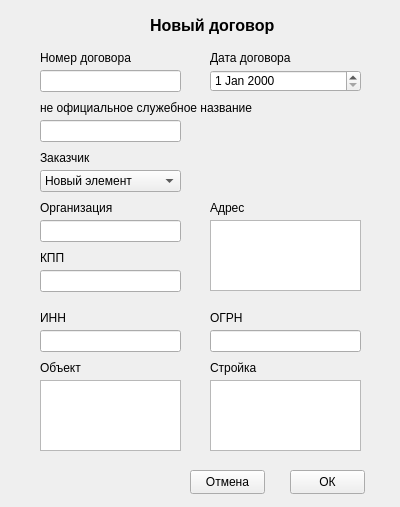
The window that my_helper/notebook/designer_ui/new_contract.ui (SmolPO/vertical) describes before a commit, drawn with Qt 5.
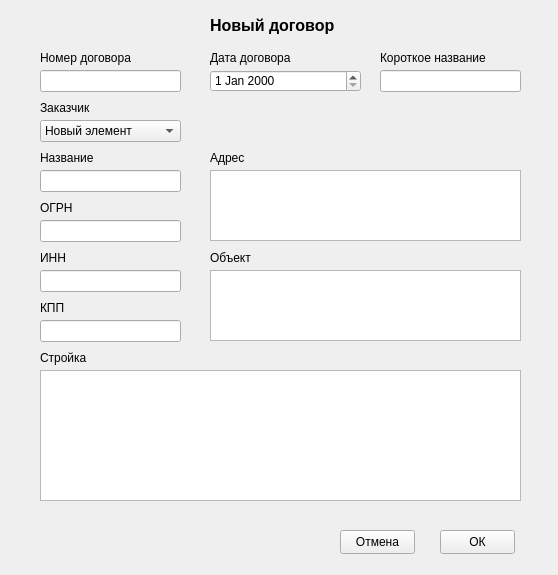
The same window after the commit.

```diff
--- a/my_helper/notebook/designer_ui/new_contract.ui
+++ b/my_helper/notebook/designer_ui/new_contract.ui
@@ -6,8 +6,8 @@
    <rect>
     <x>0</x>
     <y>0</y>
-    <width>400</width>
-    <height>507</height>
+    <width>558</width>
+    <height>575</height>
    </rect>
   </property>
   <property name="windowTitle">
@@ -16,7 +16,7 @@
   <widget class="QLabel" name="label">
    <property name="geometry">
     <rect>
-     <x>150</x>
+     <x>210</x>
      <y>10</y>
      <width>131</width>
      <height>31</height>
@@ -56,7 +56,7 @@
    <property name="geometry">
     <rect>
      <x>40</x>
-     <y>220</y>
+     <y>170</y>
      <width>141</width>
      <height>22</height>
     </rect>
@@ -66,7 +66,7 @@
    <property name="geometry">
     <rect>
      <x>40</x>
-     <y>270</y>
+     <y>320</y>
      <width>141</width>
      <height>22</height>
     </rect>
@@ -76,7 +76,7 @@
    <property name="geometry">
     <rect>
      <x>40</x>
-     <y>330</y>
+     <y>270</y>
      <width>141</width>
      <height>22</height>
     </rect>
@@ -85,9 +85,9 @@
   <widget class="QLineEdit" name="ogrn">
    <property name="geometry">
     <rect>
-     <x>210</x>
-     <y>330</y>
-     <width>151</width>
+     <x>40</x>
+     <y>220</y>
+     <width>141</width>
      <height>22</height>
     </rect>
    </property>
@@ -96,20 +96,20 @@
    <property name="geometry">
     <rect>
      <x>40</x>
-     <y>200</y>
+     <y>150</y>
      <width>81</width>
      <height>16</height>
     </rect>
    </property>
    <property name="text">
-    <string>Организация</string>
+    <string>Название</string>
    </property>
   </widget>
   <widget class="QLabel" name="label_3">
    <property name="geometry">
     <rect>
      <x>40</x>
-     <y>250</y>
+     <y>300</y>
      <width>49</width>
      <height>16</height>
     </rect>
@@ -122,7 +122,7 @@
    <property name="geometry">
     <rect>
      <x>40</x>
-     <y>310</y>
+     <y>250</y>
      <width>49</width>
      <height>16</height>
     </rect>
@@ -134,8 +134,8 @@
   <widget class="QLabel" name="label_5">
    <property name="geometry">
     <rect>
-     <x>210</x>
-     <y>310</y>
+     <x>40</x>
+     <y>200</y>
      <width>49</width>
      <height>16</height>
     </rect>
@@ -148,7 +148,7 @@
    <property name="geometry">
     <rect>
      <x>40</x>
-     <y>170</y>
+     <y>120</y>
      <width>141</width>
      <height>22</height>
     </rect>
@@ -209,7 +209,7 @@
    <property name="geometry">
     <rect>
      <x>40</x>
-     <y>150</y>
+     <y>100</y>
      <width>111</width>
      <height>16</height>
     </rect>
@@ -222,8 +222,8 @@
    <property name="geometry">
     <rect>
      <x>210</x>
-     <y>220</y>
-     <width>151</width>
+     <y>170</y>
+     <width>311</width>
      <height>71</height>
     </rect>
    </property>
@@ -232,7 +232,7 @@
    <property name="geometry">
     <rect>
      <x>210</x>
-     <y>200</y>
+     <y>150</y>
      <width>81</width>
      <height>16</height>
     </rect>
@@ -244,8 +244,8 @@
   <widget class="QPushButton" name="b_ok">
    <property name="geometry">
     <rect>
-     <x>290</x>
-     <y>470</y>
+     <x>440</x>
+     <y>530</y>
      <width>75</width>
      <height>24</height>
     </rect>
@@ -257,8 +257,8 @@
   <widget class="QPushButton" name="b_cancel">
    <property name="geometry">
     <rect>
-     <x>190</x>
-     <y>470</y>
+     <x>340</x>
+     <y>530</y>
      <width>75</width>
      <height>24</height>
     </rect>
@@ -270,9 +270,9 @@
   <widget class="QPlainTextEdit" name="obj">
    <property name="geometry">
     <rect>
-     <x>40</x>
-     <y>380</y>
-     <width>141</width>
+     <x>210</x>
+     <y>270</y>
+     <width>311</width>
      <height>71</height>
     </rect>
    </property>
@@ -280,18 +280,18 @@
   <widget class="QPlainTextEdit" name="build">
    <property name="geometry">
     <rect>
-     <x>210</x>
-     <y>380</y>
-     <width>151</width>
-     <height>71</height>
+     <x>40</x>
+     <y>370</y>
+     <width>481</width>
+     <height>131</height>
     </rect>
    </property>
   </widget>
   <widget class="QLabel" name="label_7">
    <property name="geometry">
     <rect>
-     <x>40</x>
-     <y>360</y>
+     <x>210</x>
+     <y>250</y>
      <width>49</width>
      <height>16</height>
     </rect>
@@ -303,8 +303,8 @@
   <widget class="QLabel" name="label_8">
    <property name="geometry">
     <rect>
-     <x>210</x>
-     <y>360</y>
+     <x>40</x>
+     <y>350</y>
      <width>49</width>
      <height>16</height>
     </rect>
@@ -316,8 +316,8 @@
   <widget class="QLineEdit" name="name">
    <property name="geometry">
     <rect>
-     <x>40</x>
-     <y>120</y>
+     <x>380</x>
+     <y>70</y>
      <width>141</width>
      <height>22</height>
     </rect>
@@ -326,14 +326,14 @@
   <widget class="QLabel" name="label_9">
    <property name="geometry">
     <rect>
-     <x>40</x>
-     <y>100</y>
-     <width>221</width>
+     <x>380</x>
+     <y>50</y>
+     <width>111</width>
      <height>16</height>
     </rect>
    </property>
    <property name="text">
-    <string>не официальное служебное название</string>
+    <string>Короткое название</string>
    </property>
   </widget>
  </widget>
```
